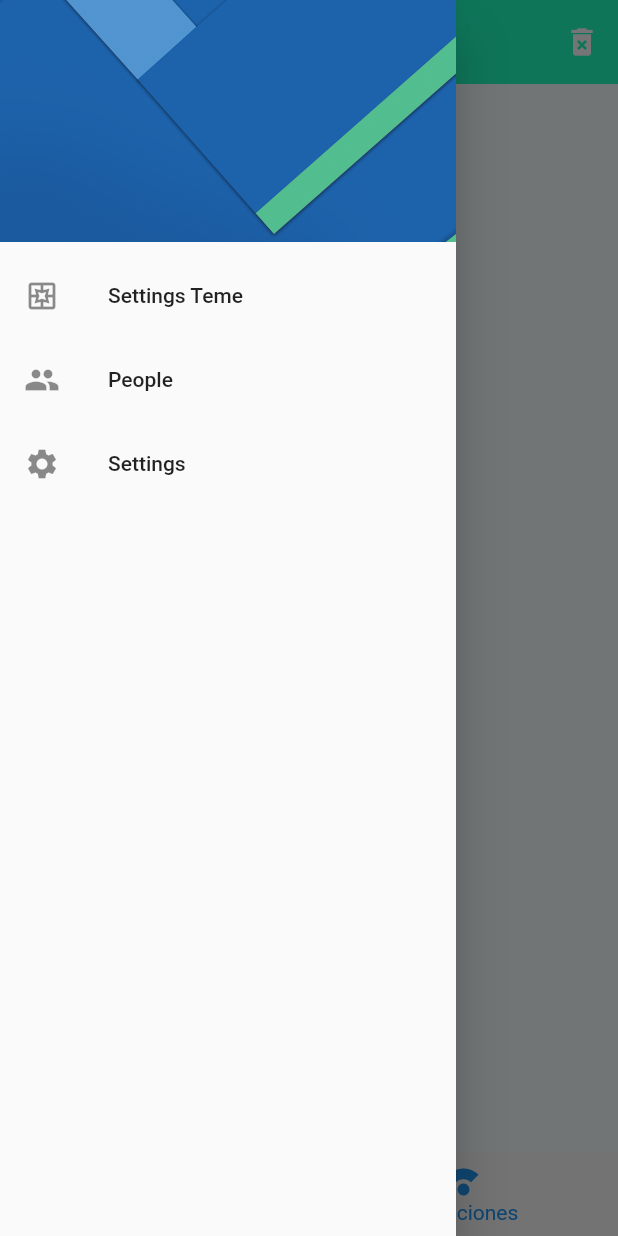
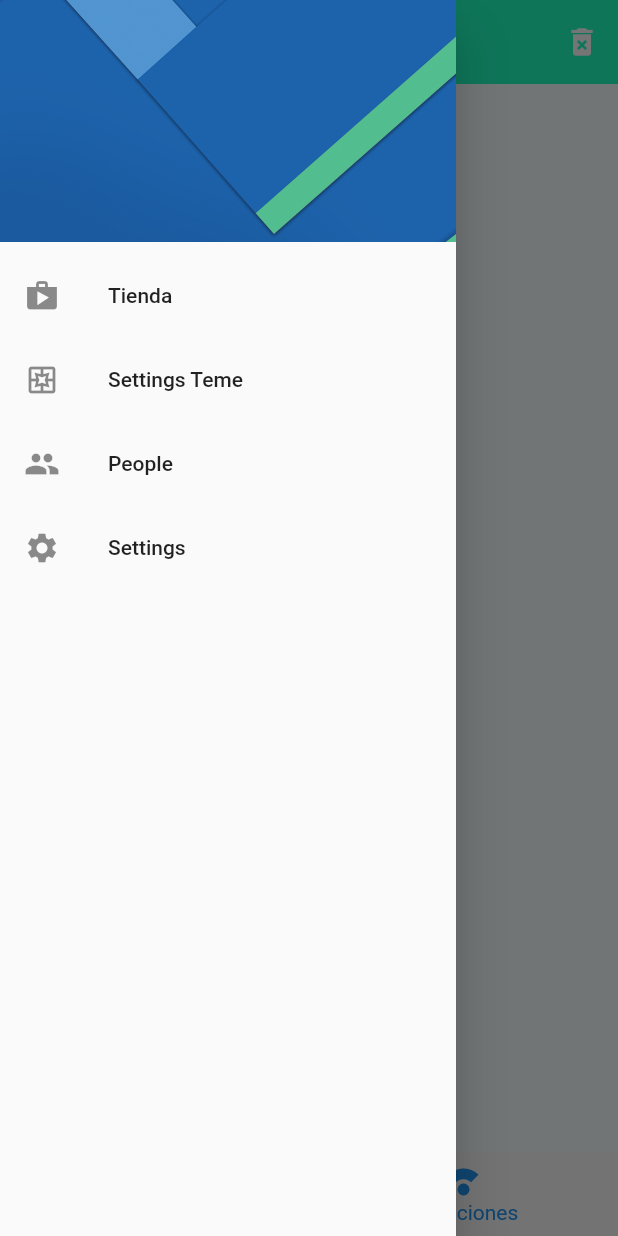
Before and after one commit to Antoniojesus1999/lector_qr, a Flutter app: the HomePage screen opened by its route, with the side drawer open, on a phone screen of 412 x 824 dp. Run offline on Flutter 3.47's test engine with Material 2 defaults, Android fonts, the light colour scheme and no system bars; our stand-ins replace flutter_secure_storage, google_maps_flutter, image_picker, shared_preferences, sqflite; missing offline and left inert: flutter_barcode_scanner; accounts and stored records are empty; network calls fail.

Commit message:
cambios para desplegar

```diff
--- a/lib/widgets/side_menu.dart
+++ b/lib/widgets/side_menu.dart
@@ -11,7 +11,15 @@ class SideMenu extends StatelessWidget {
       child: ListView(
         padding: EdgeInsets.zero,
         children: [
-          _DrawerHeader(),
+          const _DrawerHeader(),
+          ListTile(
+            leading: const Icon(Icons.shop),
+            title: const Text('Tienda'),
+            onTap: () {
+              Navigator.pop(context);
+              Navigator.pushNamed(context, 'productos');
+            },
+          ),
           ListTile(
             leading: const Icon(Icons.pages_outlined),
             title: const Text('Settings Teme'),
```
Also changed, not shown: lib/pages/product_page.dart (+11 -6 lines), pubspec.yaml (+15 -0 lines), assets/icon/icon.png (added), pubspec.lock, 34 other files.
